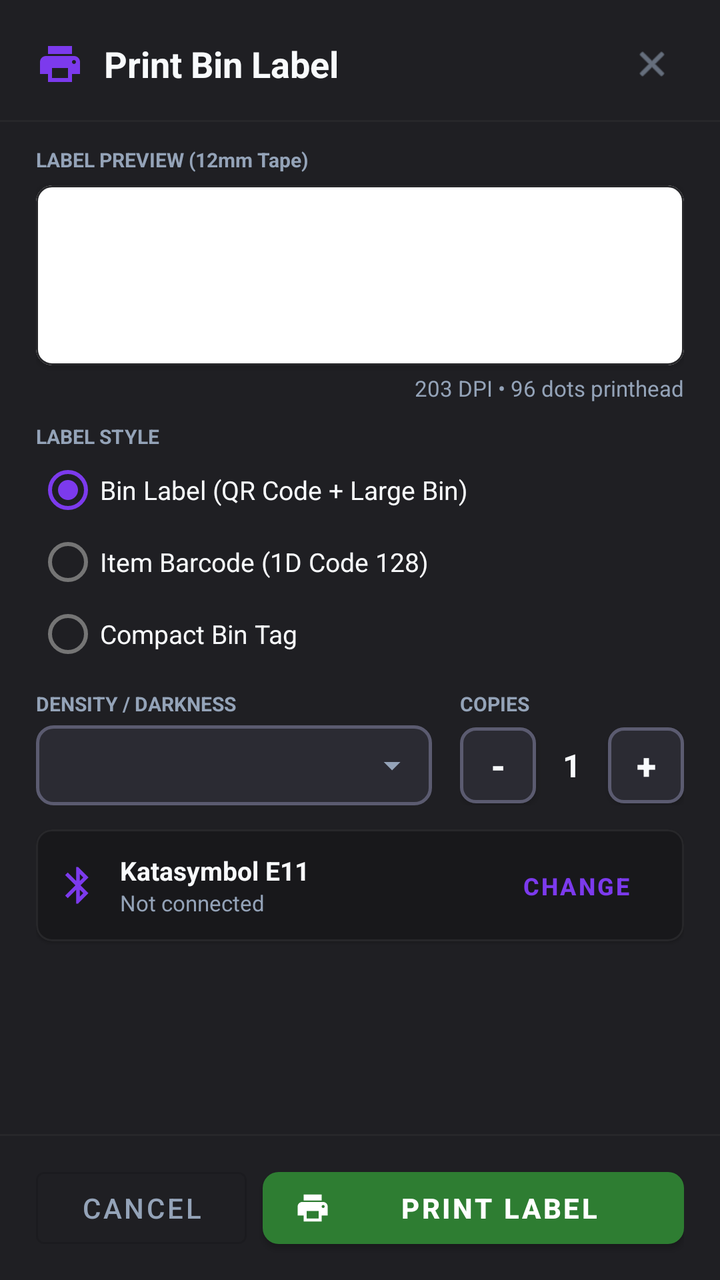
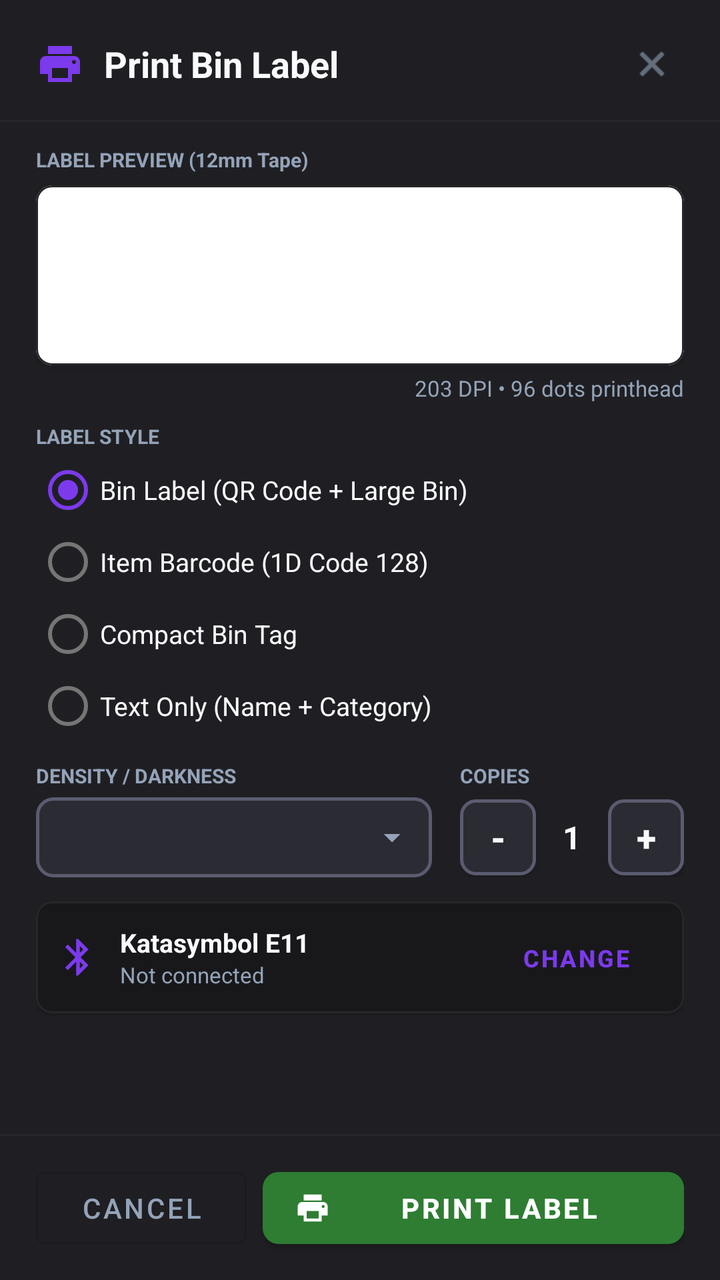

Screens rendered from an Android XML layout before and after an edit, with the pre-edit source and the edit as a unified diff.
<!-- AndroidManifest.xml: application theme Theme.InventoryProScanner -->
<!-- res/layout/dialog_print_label.xml -->
<?xml version="1.0" encoding="utf-8"?>
<LinearLayout xmlns:android="http://schemas.android.com/apk/res/android"
    xmlns:app="http://schemas.android.com/apk/res-auto"
    android:layout_width="match_parent"
    android:layout_height="match_parent"
    android:background="@color/surface"
    android:orientation="vertical">

    
    <LinearLayout
        android:layout_width="match_parent"
        android:layout_height="wrap_content"
        android:gravity="center_vertical"
        android:orientation="horizontal"
        android:paddingHorizontal="18dp"
        android:paddingTop="16dp"
        android:paddingBottom="12dp">

        <ImageView
            android:layout_width="24dp"
            android:layout_height="24dp"
            android:src="@drawable/ic_print"
            app:tint="@color/primary" />

        <TextView
            android:id="@+id/tvDialogTitle"
            android:layout_width="0dp"
            android:layout_height="wrap_content"
            android:layout_marginStart="10dp"
            android:layout_weight="1"
            android:text="Print Bin Label"
            android:textColor="@color/text_primary"
            android:textSize="18sp"
            android:textStyle="bold" />

        <ImageView
            android:id="@+id/btnCloseDialog"
            android:layout_width="32dp"
            android:layout_height="32dp"
            android:background="?selectableItemBackgroundBorderless"
            android:padding="6dp"
            android:src="@android:drawable/ic_menu_close_clear_cancel"
            app:tint="@color/text_secondary" />
    </LinearLayout>

    <View
        android:layout_width="match_parent"
        android:layout_height="1dp"
        android:background="@color/border" />

    
    <androidx.core.widget.NestedScrollView
        android:layout_width="match_parent"
        android:layout_height="0dp"
        android:layout_weight="1"
        android:fillViewport="true">

        <LinearLayout
            android:layout_width="match_parent"
            android:layout_height="wrap_content"
            android:orientation="vertical"
            android:paddingHorizontal="18dp"
            android:paddingVertical="12dp">

            
            <TextView
                android:layout_width="wrap_content"
                android:layout_height="wrap_content"
                android:text="LABEL PREVIEW (12mm Tape)"
                android:textColor="@color/text_secondary"
                android:textSize="10sp"
                android:textStyle="bold" />

            <com.google.android.material.card.MaterialCardView
                android:layout_width="match_parent"
                android:layout_height="90dp"
                android:layout_marginTop="6dp"
                app:cardBackgroundColor="@color/white"
                app:cardCornerRadius="8dp"
                app:cardElevation="2dp"
                app:strokeColor="@color/border"
                app:strokeWidth="1dp">

                <ImageView
                    android:id="@+id/ivLabelPreview"
                    android:layout_width="match_parent"
                    android:layout_height="match_parent"
                    android:layout_gravity="center"
                    android:contentDescription="Label Preview"
                    android:padding="6dp"
                    android:scaleType="fitCenter" />
            </com.google.android.material.card.MaterialCardView>

            <TextView
                android:id="@+id/tvLabelSpecs"
                android:layout_width="match_parent"
                android:layout_height="wrap_content"
                android:layout_marginTop="4dp"
                android:gravity="end"
                android:text="203 DPI • 96 dots printhead"
                android:textColor="@color/text_secondary"
                android:textSize="11sp" />

            
            <LinearLayout
                android:id="@+id/cardDualPartBanner"
                android:layout_width="match_parent"
                android:layout_height="wrap_content"
                android:layout_marginTop="10dp"
                android:background="@drawable/card_background"
                android:orientation="vertical"
                android:padding="10dp"
                android:visibility="gone">

                <LinearLayout
                    android:layout_width="match_parent"
                    android:layout_height="wrap_content"
                    android:gravity="center_vertical"
                    android:orientation="horizontal">

                    <LinearLayout
                        android:layout_width="0dp"
                        android:layout_height="wrap_content"
                        android:layout_weight="1"
                        android:orientation="vertical">

                        <TextView
                            android:id="@+id/tvDualPartNotice"
                            android:layout_width="wrap_content"
                            android:layout_height="wrap_content"
                            android:text="2 Parts Share this Bin"
                            android:textColor="#38BDF8"
                            android:textSize="12sp"
                            android:textStyle="bold" />

                        <TextView
                            android:id="@+id/tvDualPartSubtitle"
                            android:layout_width="wrap_content"
                            android:layout_height="wrap_content"
                            android:text="Print combined 2-in-1 label"
                            android:textColor="@color/text_secondary"
                            android:textSize="10sp" />
                    </LinearLayout>

                    <com.google.android.material.switchmaterial.SwitchMaterial
                        android:id="@+id/switchCombineParts"
                        android:layout_width="wrap_content"
                        android:layout_height="wrap_content"
                        android:checked="false" />
                </LinearLayout>

                <LinearLayout
                    android:id="@+id/layoutCompanionPicker"
                    android:layout_width="match_parent"
                    android:layout_height="wrap_content"
                    android:layout_marginTop="8dp"
                    android:orientation="vertical"
                    android:visibility="gone">

                    <TextView
                        android:layout_width="wrap_content"
                        android:layout_height="wrap_content"
                        android:text="PAIR WITH COMPANION PART:"
                        android:textColor="@color/text_secondary"
                        android:textSize="9sp"
                        android:textStyle="bold" />

                    <Spinner
                        android:id="@+id/spinnerCompanionPart"
                        android:layout_width="match_parent"
                        android:layout_height="40dp"
                        android:layout_marginTop="4dp"
                        android:background="@drawable/spinner_box_background" />
                </LinearLayout>
            </LinearLayout>

            
            <TextView
                android:layout_width="wrap_content"
                android:layout_height="wrap_content"
                android:layout_marginTop="10dp"
                android:text="LABEL STYLE"
                android:textColor="@color/text_secondary"
                android:textSize="10sp"
                android:textStyle="bold" />

            <RadioGroup
                android:id="@+id/rgLabelStyle"
                android:layout_width="match_parent"
                android:layout_height="wrap_content"
                android:layout_marginTop="2dp">

                <RadioButton
                    android:id="@+id/rbBinQr"
                    android:layout_width="match_parent"
                    android:layout_height="36dp"
                    android:checked="true"
                    android:text="Bin Label (QR Code + Large Bin)"
                    android:textColor="@color/text_primary"
                    android:textSize="13sp" />

                <RadioButton
                    android:id="@+id/rbItemBarcode"
                    android:layout_width="match_parent"
                    android:layout_height="36dp"
                    android:text="Item Barcode (1D Code 128)"
                    android:textColor="@color/text_primary"
                    android:textSize="13sp" />

                <RadioButton
                    android:id="@+id/rbCompactBin"
                    android:layout_width="match_parent"
                    android:layout_height="36dp"
                    android:text="Compact Bin Tag"
                    android:textColor="@color/text_primary"
                    android:textSize="13sp" />

                <RadioButton
                    android:id="@+id/rbDualStacked"
                    android:layout_width="match_parent"
                    android:layout_height="36dp"
                    android:text="Combined Bin (Stacked Label)"
                    android:textColor="@color/text_primary"
                    android:textSize="13sp"
                    android:visibility="gone" />
            </RadioGroup>

            
            <LinearLayout
                android:layout_width="match_parent"
                android:layout_height="wrap_content"
                android:layout_marginTop="10dp"
                android:baselineAligned="false"
                android:orientation="horizontal">

                
                <LinearLayout
                    android:layout_width="0dp"
                    android:layout_height="wrap_content"
                    android:layout_weight="1"
                    android:orientation="vertical">

                    <TextView
                        android:layout_width="wrap_content"
                        android:layout_height="wrap_content"
                        android:text="DENSITY / DARKNESS"
                        android:textColor="@color/text_secondary"
                        android:textSize="10sp"
                        android:textStyle="bold" />

                    <Spinner
                        android:id="@+id/spinnerDensity"
                        android:layout_width="match_parent"
                        android:layout_height="40dp"
                        android:layout_marginTop="4dp"
                        android:background="@drawable/spinner_box_background" />
                </LinearLayout>

                <Space
                    android:layout_width="14dp"
                    android:layout_height="wrap_content" />

                
                <LinearLayout
                    android:layout_width="wrap_content"
                    android:layout_height="wrap_content"
                    android:orientation="vertical">

                    <TextView
                        android:layout_width="wrap_content"
                        android:layout_height="wrap_content"
                        android:text="COPIES"
                        android:textColor="@color/text_secondary"
                        android:textSize="10sp"
                        android:textStyle="bold" />

                    <LinearLayout
                        android:layout_width="wrap_content"
                        android:layout_height="40dp"
                        android:layout_marginTop="4dp"
                        android:gravity="center_vertical"
                        android:orientation="horizontal">

                        <com.google.android.material.button.MaterialButton
                            android:id="@+id/btnMinusCopy"
                            android:layout_width="38dp"
                            android:layout_height="38dp"
                            android:insetTop="0dp"
                            android:insetBottom="0dp"
                            android:insetLeft="0dp"
                            android:insetRight="0dp"
                            android:padding="0dp"
                            android:text="-"
                            android:textColor="@color/text_primary"
                            android:textSize="18sp"
                            android:textStyle="bold"
                            app:backgroundTint="#FF2B2B33"
                            app:cornerRadius="8dp"
                            app:strokeColor="#FF5B5B70"
                            app:strokeWidth="1.5dp" />

                        <TextView
                            android:id="@+id/tvCopiesCount"
                            android:layout_width="36dp"
                            android:layout_height="wrap_content"
                            android:gravity="center"
                            android:text="1"
                            android:textColor="@color/text_primary"
                            android:textSize="16sp"
                            android:textStyle="bold" />

                        <com.google.android.material.button.MaterialButton
                            android:id="@+id/btnPlusCopy"
                            android:layout_width="38dp"
                            android:layout_height="38dp"
                            android:insetTop="0dp"
                            android:insetBottom="0dp"
                            android:insetLeft="0dp"
                            android:insetRight="0dp"
                            android:padding="0dp"
                            android:text="+"
                            android:textColor="@color/text_primary"
                            android:textSize="18sp"
                            android:textStyle="bold"
                            app:backgroundTint="#FF2B2B33"
                            app:cornerRadius="8dp"
                            app:strokeColor="#FF5B5B70"
                            app:strokeWidth="1.5dp" />
                    </LinearLayout>
                </LinearLayout>
            </LinearLayout>

            
            <com.google.android.material.card.MaterialCardView
                android:layout_width="match_parent"
                android:layout_height="wrap_content"
                android:layout_marginTop="12dp"
                app:cardBackgroundColor="@color/card_bg"
                app:cardCornerRadius="8dp"
                app:strokeColor="@color/border"
                app:strokeWidth="1dp">

                <LinearLayout
                    android:layout_width="match_parent"
                    android:layout_height="wrap_content"
                    android:gravity="center_vertical"
                    android:orientation="horizontal"
                    android:padding="10dp">

                    <ImageView
                        android:layout_width="22dp"
                        android:layout_height="22dp"
                        android:src="@drawable/ic_bluetooth"
                        app:tint="@color/primary" />

                    <LinearLayout
                        android:layout_width="0dp"
                        android:layout_height="wrap_content"
                        android:layout_marginStart="10dp"
                        android:layout_weight="1"
                        android:orientation="vertical">

                        <TextView
                            android:id="@+id/tvPrinterName"
                            android:layout_width="wrap_content"
                            android:layout_height="wrap_content"
                            android:text="Katasymbol E11"
                            android:textColor="@color/text_primary"
                            android:textSize="13sp"
                            android:textStyle="bold" />

                        <TextView
                            android:id="@+id/tvPrinterAddress"
                            android:layout_width="wrap_content"
                            android:layout_height="wrap_content"
                            android:text="Not connected"
                            android:textColor="@color/text_secondary"
                            android:textSize="11sp" />
                    </LinearLayout>

                    <Button
                        android:id="@+id/btnSelectPrinter"
                        style="@style/Widget.MaterialComponents.Button.TextButton"
                        android:layout_width="wrap_content"
                        android:layout_height="36dp"
                        android:text="Change"
                        android:textColor="@color/primary"
                        android:textSize="12sp"
                        android:textStyle="bold" />
                </LinearLayout>
            </com.google.android.material.card.MaterialCardView>

        </LinearLayout>
    </androidx.core.widget.NestedScrollView>

    
    <View
        android:layout_width="match_parent"
        android:layout_height="1dp"
        android:background="@color/border" />

    
    <LinearLayout
        android:id="@+id/layoutPrintProgress"
        android:layout_width="match_parent"
        android:layout_height="wrap_content"
        android:background="#152E7D32"
        android:gravity="center_vertical"
        android:orientation="horizontal"
        android:paddingHorizontal="18dp"
        android:paddingVertical="10dp"
        android:visibility="gone">

        <ProgressBar
            android:layout_width="20dp"
            android:layout_height="20dp"
            android:indeterminate="true" />

        <TextView
            android:id="@+id/tvPrintProgressStatus"
            android:layout_width="wrap_content"
            android:layout_height="wrap_content"
            android:layout_marginStart="10dp"
            android:text="Printing in progress..."
            android:textColor="@color/primary"
            android:textSize="13sp"
            android:textStyle="bold" />
    </LinearLayout>

    <LinearLayout
        android:layout_width="match_parent"
        android:layout_height="wrap_content"
        android:orientation="horizontal"
        android:paddingHorizontal="18dp"
        android:paddingVertical="12dp">

        <Button
            android:id="@+id/btnCancelPrint"
            style="@style/Widget.MaterialComponents.Button.OutlinedButton"
            android:layout_width="0dp"
            android:layout_height="48dp"
            android:layout_marginEnd="8dp"
            android:layout_weight="1"
            android:text="Cancel"
            android:textColor="@color/text_secondary"
            android:textSize="14sp" />

        <com.google.android.material.button.MaterialButton
            android:id="@+id/btnExecutePrint"
            android:layout_width="0dp"
            android:layout_height="48dp"
            android:layout_weight="2"
            android:text="Print Label"
            android:textColor="@color/white"
            android:textSize="14sp"
            android:textStyle="bold"
            app:backgroundTint="#2E7D32"
            app:cornerRadius="8dp"
            app:icon="@drawable/ic_print"
            app:iconSize="18dp"
            app:iconTint="@color/white" />
    </LinearLayout>

</LinearLayout>
<!-- resources referenced by this layout -->
<resources>
  <color name="border">#FF27272A</color>
  <color name="card_bg">#FF18181B</color>
  <color name="primary">#FF7C3AED</color>
  <color name="surface">#FF1F1F23</color>
  <color name="text_primary">#FFF8FAFC</color>
  <color name="text_secondary">#FF94A3B8</color>
  <color name="white">#FFFFFFFF</color>
  <!-- drawable card_background (drawable) -->
  <?xml version="1.0" encoding="utf-8"?>
  <shape xmlns:android="http://schemas.android.com/apk/res/android"
      android:shape="rectangle">
      <solid android:color="@color/surface" />
      <corners android:radius="12dp" />
  </shape>
  <!-- drawable ic_bluetooth (drawable) -->
  <vector xmlns:android="http://schemas.android.com/apk/res/android"
      android:width="24dp"
      android:height="24dp"
      android:viewportWidth="24"
      android:viewportHeight="24">
    <path
        android:fillColor="@color/white"
        android:pathData="M17.71,7.71L12,2h-1v7.59L6.41,5 5,6.41 10.59,12 5,17.59 6.41,19 11,14.41V22h1l5.71,-5.71-4.3,-4.29 4.3,-4.29zM13,5.83l1.88,1.88L13,9.59V5.83zm1.88,10.46L13,18.17v-3.76l1.88,1.88z"/>
  </vector>
  <!-- drawable ic_print (drawable) -->
  <vector xmlns:android="http://schemas.android.com/apk/res/android"
      android:width="24dp"
      android:height="24dp"
      android:viewportWidth="24"
      android:viewportHeight="24">
    <path
        android:fillColor="@color/white"
        android:pathData="M19,8H5c-1.66,0 -3,1.34 -3,3v6h4v4h12v-4h4v-6c0,-1.66 -1.34,-3 -3,-3zm-3,11H8v-5h8v5zm3,-7c-0.55,0 -1,-0.45 -1,-1s0.45,-1 1,-1 1,0.45 1,1 -0.45,1 -1,1zm-1,-9H6v4h12V3z"/>
  </vector>
  <!-- drawable spinner_box_background (drawable) -->
  <?xml version="1.0" encoding="utf-8"?>
  <layer-list xmlns:android="http://schemas.android.com/apk/res/android">
      <item>
          <shape android:shape="rectangle">
              <solid android:color="#FF2B2B33" />
              <stroke
                  android:width="1.5dp"
                  android:color="#FF5B5B70" />
              <corners android:radius="8dp" />
          </shape>
      </item>
      <item
          android:drawable="@drawable/ic_arrow_drop_down"
          android:gravity="end|center_vertical"
          android:right="10dp" />
  </layer-list>
  <style name="Theme.InventoryProScanner" parent="Theme.MaterialComponents.DayNight.DarkActionBar">
          
          <item name="colorPrimary">@color/primary</item>
          <item name="colorPrimaryVariant">@color/primary_variant</item>
          <item name="colorOnPrimary">@color/on_primary</item>
          
          <item name="colorSecondary">@color/primary</item>
          <item name="colorSecondaryVariant">@color/primary_variant</item>
          <item name="colorOnSecondary">@color/on_primary</item>
          
          <item name="android:statusBarColor">@color/background</item>
          
          <item name="android:windowBackground">@color/background</item>
      </style>
  <!-- drawable ic_arrow_drop_down (drawable) -->
  <vector xmlns:android="http://schemas.android.com/apk/res/android"
      android:width="20dp"
      android:height="20dp"
      android:viewportWidth="24"
      android:viewportHeight="24">
    <path
        android:fillColor="#FF94A3B8"
        android:pathData="M7,10l5,5 5,-5z"/>
  </vector>
  <color name="primary_variant">#FF6D28D9</color>
  <color name="on_primary">#FFFFFFFF</color>
  <color name="background">#FF09090B</color>
</resources>

<!-- the commit's change to res/layout/dialog_print_label.xml (unified diff, before → after) -->
@@ -216,10 +216,27 @@
                     android:textSize="13sp" />
 
                 <RadioButton
+                    android:id="@+id/rbSingleTextOnly"
+                    android:layout_width="match_parent"
+                    android:layout_height="36dp"
+                    android:text="Text Only (Name + Category)"
+                    android:textColor="@color/text_primary"
+                    android:textSize="13sp" />
+
+                <RadioButton
                     android:id="@+id/rbDualStacked"
                     android:layout_width="match_parent"
                     android:layout_height="36dp"
-                    android:text="Combined Bin (Stacked Label)"
+                    android:text="Combined Bin (QR Code + Stacked)"
+                    android:textColor="@color/text_primary"
+                    android:textSize="13sp"
+                    android:visibility="gone" />
+
+                <RadioButton
+                    android:id="@+id/rbDualTextOnly"
+                    android:layout_width="match_parent"
+                    android:layout_height="36dp"
+                    android:text="Split Label (Name + Category, No QR)"
                     android:textColor="@color/text_primary"
                     android:textSize="13sp"
                     android:visibility="gone" />
